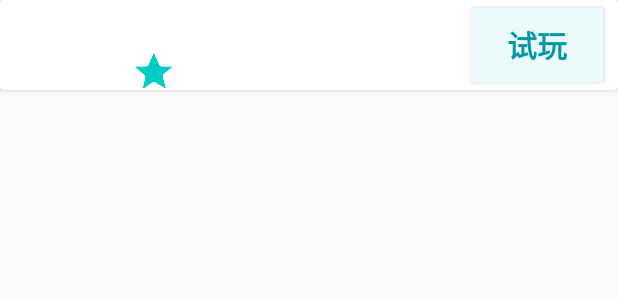
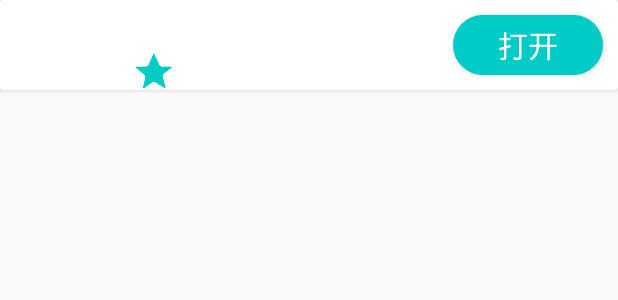
Before and after one commit to Aoijiang/Game-Platform, an Android app: the layout rank_card.xml on its own in the app's theme, with its tools: preview values and no code run, on a phone screen of 412 x 824 dp. Shown: the top 300 px of the screen. Run offline under Robolectric (Android 15) with nearby library versions, the phone set to English and light mode, and no system bars.

Commit message:
change button and backend button without open

```diff
--- a/GamePlatform/app/src/main/res/layout/rank_card.xml
+++ b/GamePlatform/app/src/main/res/layout/rank_card.xml
@@ -44,11 +44,9 @@
                 android:layout_width="0dp"
                 android:layout_height="wrap_content"
                 android:layout_marginStart="10dp"
-                android:layout_marginEnd="10dp"
                 android:text="@{game.name}"
                 android:textSize="18sp"
                 android:textStyle="bold"
-                app:layout_constraintEnd_toStartOf="@+id/button"
                 app:layout_constraintStart_toEndOf="@+id/imageView"
                 app:layout_constraintTop_toTopOf="parent" />
 
@@ -73,22 +71,21 @@
                 app:layout_constraintStart_toEndOf="@+id/imageView2" />
 
             <Button
-                android:id="@+id/button"
-                android:layout_width="wrap_content"
-                android:layout_height="0dp"
+                android:id="@+id/Open"
+                android:layout_width="100dp"
+                android:layout_height="40dp"
                 android:layout_gravity="center"
-                android:layout_marginTop="5dp"
+                android:layout_marginTop="10dp"
                 android:layout_marginEnd="10dp"
-                android:layout_marginBottom="5dp"
-                android:layout_weight="1"
-                android:background="#ecfafb"
-                android:text="试玩"
-                android:textColor="#0097A7"
+                android:layout_marginBottom="10dp"
+                android:background="@drawable/downloadbutton"
+                android:text="打开"
+                android:textColor="@color/white"
                 android:textSize="20sp"
-                android:textStyle="bold"
                 app:layout_constraintBottom_toBottomOf="parent"
                 app:layout_constraintEnd_toEndOf="parent"
-                app:layout_constraintTop_toTopOf="parent" />
+                app:layout_constraintTop_toTopOf="parent"></Button>
+
         </androidx.constraintlayout.widget.ConstraintLayout>
 
     </androidx.cardview.widget.CardView>
```
Also changed, not shown: 1 other file.
